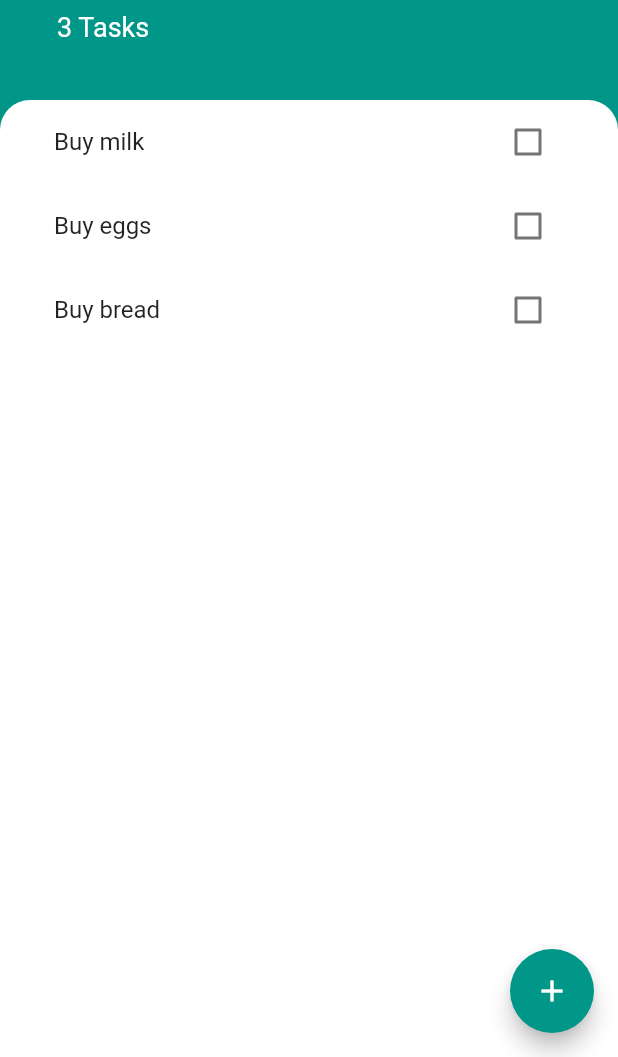
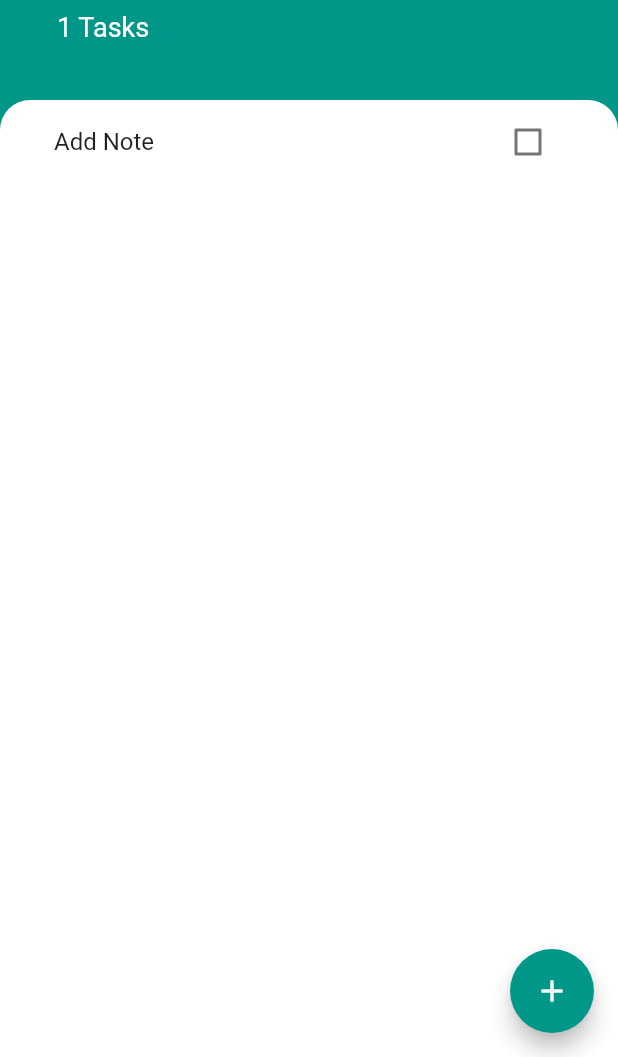
Before and after one commit to atrishabhsharma/Flutter-TO-DO, a Flutter app: the screen it shows after launch, on a phone screen of 412 x 824 dp, the part 179-1236 px from its top. Run offline on Flutter 3.47's test engine with Material 2 defaults, Android fonts, the phone set to English and light mode, and no system bars.

Commit message:
non-null error closed

```diff
--- a/lib/models/task_data.dart
+++ b/lib/models/task_data.dart
@@ -4,9 +4,7 @@ import 'dart:collection';
 
 class TaskData extends ChangeNotifier {
   List<Task> _tasks = [
-    Task(name: 'Buy milk'),
-    Task(name: 'Buy eggs'),
-    Task(name: 'Buy bread'),
+    Task(name: 'Add Note'),
   ];
 
   UnmodifiableListView<Task> get tasks {
--- a/lib/widgets/tasks_list.dart
+++ b/lib/widgets/tasks_list.dart
@@ -10,6 +10,7 @@ class TasksList extends StatelessWidget {
       builder: (context, taskData, child) {
         return ListView.builder(
           itemBuilder: (context, index) {
+            // factored code
             final task = taskData.tasks[index];
             return TaskTile(
               taskTitle: task.name,
```
Also changed, not shown: lib/screens/add_task_screen.dart (+7 -2 lines).
